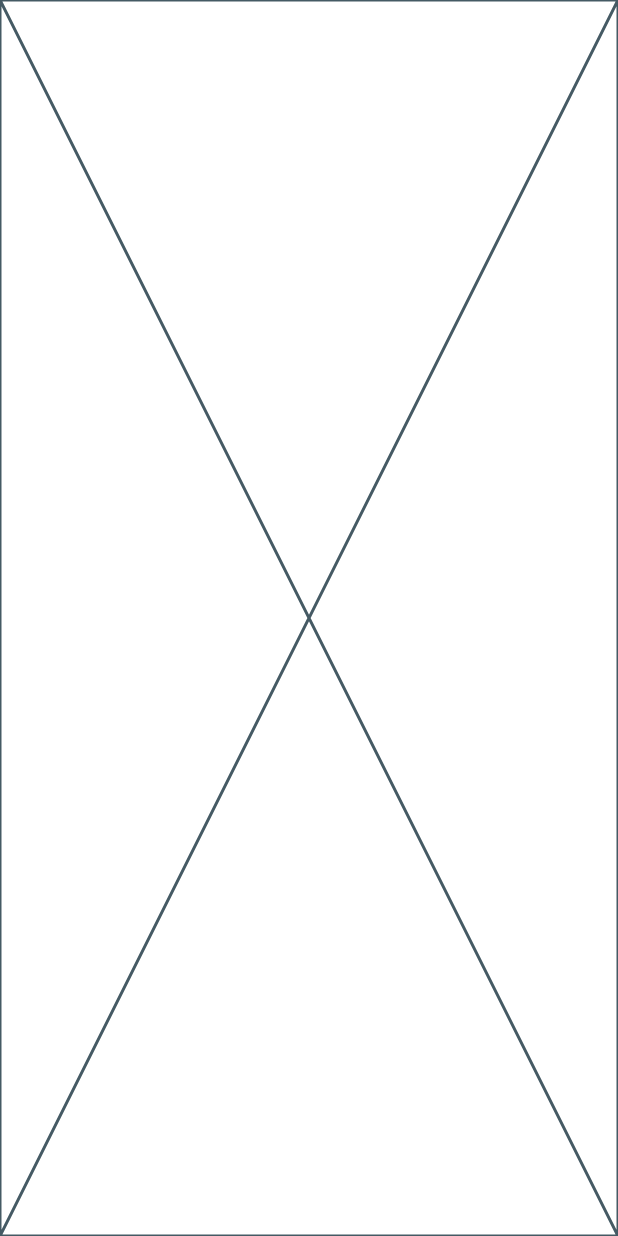
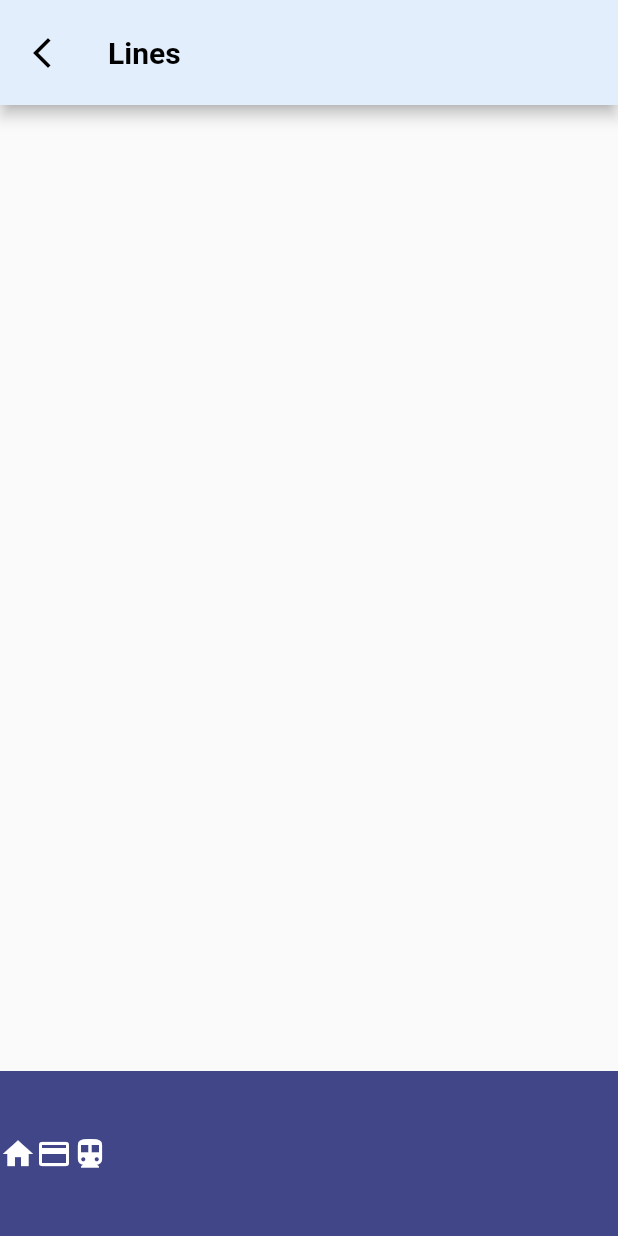
Before and after one commit to francesctr4/FlutterAppProject, a Flutter app: the screen it shows after launch, on a phone screen of 412 x 824 dp. Run offline on Flutter 3.47's test engine with Material 2 defaults, Android fonts, the phone set to English and light mode, and no system bars.

Commit message:
Started coding on the demo screen (Lines Screen)

```diff
--- a/flutter_app_project/project_source/lib/main.dart
+++ b/flutter_app_project/project_source/lib/main.dart
@@ -21,6 +21,7 @@ class MyApp extends StatelessWidget {
         "/linesScreen": (context) => const LinesScreen(),
         "/stationsScreen": (context) => const StationsScreen(),
       },
+      initialRoute: "/linesScreen",
     );
   }
 }
--- a/flutter_app_project/project_source/lib/screens/lines_screen.dart
+++ b/flutter_app_project/project_source/lib/screens/lines_screen.dart
@@ -5,6 +5,55 @@ class LinesScreen extends StatelessWidget {
 
   @override
   Widget build(BuildContext context) {
-    return const Placeholder();
+    return Scaffold(
+      appBar: AppBar(
+        title: const Text(
+          "Lines",
+          style: TextStyle(
+            fontWeight: FontWeight.bold,
+          ),
+        ),
+        toolbarHeight: 70,
+        backgroundColor: const Color.fromRGBO(226, 238, 252, 1),
+        foregroundColor: Colors.black,
+        leading: IconButton(
+          icon: const Icon(
+            Icons.arrow_back_ios_new,
+            color: Colors.black,
+          ),
+          onPressed: () {
+            Navigator.pop(context);
+          },
+        ),
+      ),
+      body: Column(
+        mainAxisAlignment: MainAxisAlignment.spaceBetween,
+        children: [
+          Container(
+            color: Colors.white,
+          ),
+          Container(
+            height: 110,
+            color: const Color.fromRGBO(64, 70, 136, 1),
+            child: const Row(
+              children: [
+                Icon(
+                  Icons.home,
+                  color: Colors.white,
+                ),
+                Icon(
+                  Icons.credit_card,
+                  color: Colors.white,
+                ),
+                Icon(
+                  Icons.directions_subway,
+                  color: Colors.white,
+                ),
+              ],
+            ),
+          ),
+        ],
+      ),
+    );
   }
 }
```
